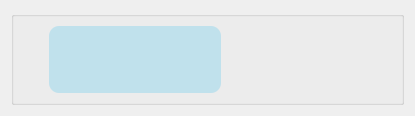
The window that src/resources/interface/Receptor.ui (Yosoyepa/MyUnApp) describes before a commit, drawn with Qt 5.
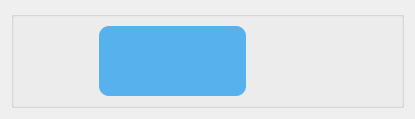
The same window after the commit. Icons and pictures are not drawn.

Diff of the .ui file:
```diff
--- a/src/resources/interface/Receptor.ui
+++ b/src/resources/interface/Receptor.ui
@@ -30,12 +30,27 @@
             <verstretch>0</verstretch>
            </sizepolicy>
           </property>
+          <property name="minimumSize">
+           <size>
+            <width>70</width>
+            <height>70</height>
+           </size>
+          </property>
+          <property name="maximumSize">
+           <size>
+            <width>70</width>
+            <height>70</height>
+           </size>
+          </property>
           <property name="text">
            <string/>
           </property>
           <property name="pixmap">
            <pixmap resource="../QRC/imagenesInicioSesion.qrc">:/newPrefix/Icons/Usuario Masculino 5.png</pixmap>
           </property>
+          <property name="alignment">
+           <set>Qt::AlignCenter</set>
+          </property>
          </widget>
         </item>
         <item>
@@ -70,7 +85,7 @@
            </sizepolicy>
           </property>
           <property name="styleSheet">
-           <string notr="true">background-color: rgb(192, 225, 236);
+           <string notr="true">background-color: rgb(87, 177, 236);
 border-radius: 10px</string>
           </property>
           <property name="title">
@@ -81,6 +96,7 @@
             <widget class="QLabel" name="username_receptor">
              <property name="font">
               <font>
+               <pointsize>12</pointsize>
                <weight>75</weight>
                <bold>true</bold>
               </font>
@@ -101,6 +117,11 @@
                <verstretch>0</verstretch>
               </sizepolicy>
              </property>
+             <property name="font">
+              <font>
+               <pointsize>10</pointsize>
+              </font>
+             </property>
              <property name="styleSheet">
               <string notr="true">color: rgb(0, 75, 115);</string>
              </property>
```
Left out of the diff: 2 changed lines with no effect on the pictures.
